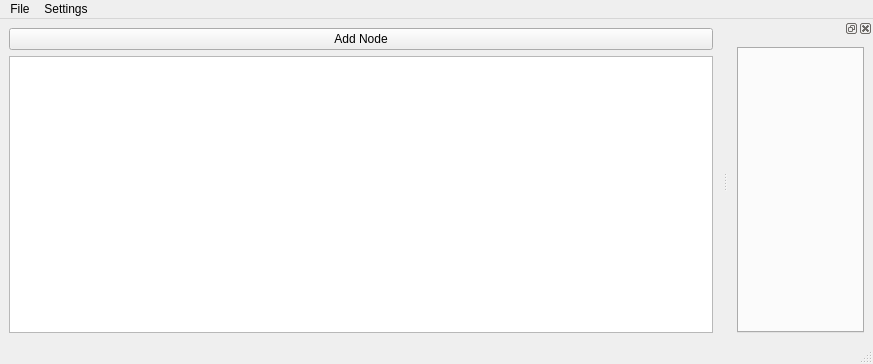
Before: the Qt Designer form EagleEye/UIs/mainwindow.ui in dtmoodie/EagleEye, drawn with Qt 5.
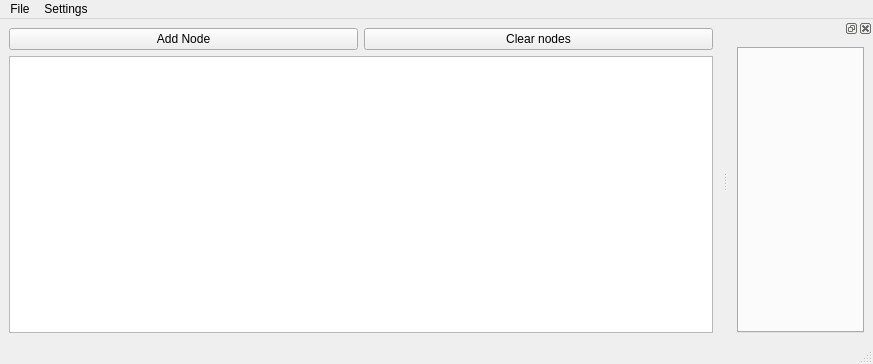
After: the same form once the commit is applied.

Diff of the .ui file:
```diff
--- a/EagleEye/UIs/mainwindow.ui
+++ b/EagleEye/UIs/mainwindow.ui
@@ -24,7 +24,14 @@
         </property>
        </widget>
       </item>
-      <item row="1" column="0">
+      <item row="0" column="1">
+       <widget class="QPushButton" name="btnClear">
+        <property name="text">
+         <string>Clear nodes</string>
+        </property>
+       </widget>
+      </item>
+      <item row="1" column="0" colspan="2">
        <widget class="QPlainTextEdit" name="console">
         <property name="sizePolicy">
          <sizepolicy hsizetype="Expanding" vsizetype="Minimum">
```
Left out of the diff: 2 changed lines with no effect on the pictures.
